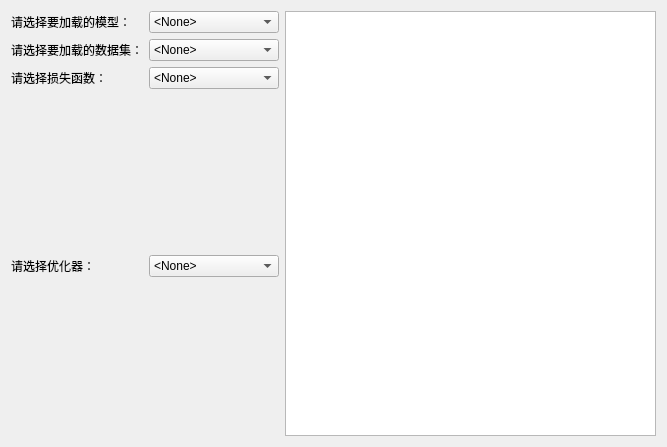
Above: UI_TrainWindow.ui from SoHardToMakeAName/LEGOTorch before the change. Below: the same form after it.
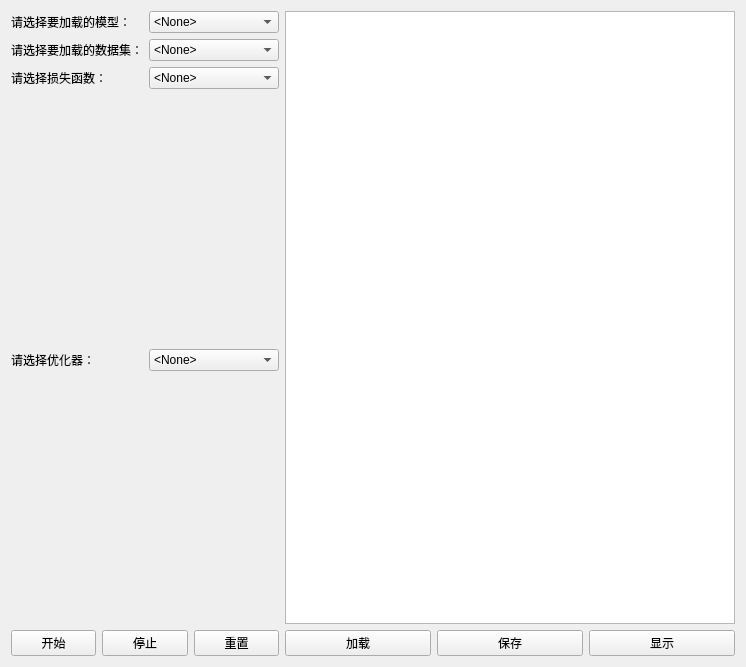
That is the form after the change.

Patch:
```diff
--- a/UI_TrainWindow.ui
+++ b/UI_TrainWindow.ui
@@ -6,8 +6,8 @@
    <rect>
     <x>0</x>
     <y>0</y>
-    <width>667</width>
-    <height>447</height>
+    <width>746</width>
+    <height>667</height>
    </rect>
   </property>
   <property name="windowTitle">
@@ -230,6 +230,59 @@
      </item>
     </layout>
    </item>
+   <item row="0" column="1">
+    <widget class="QTextBrowser" name="log"/>
+   </item>
+   <item row="1" column="0">
+    <layout class="QHBoxLayout" name="horizontalLayout_2">
+     <item>
+      <widget class="QPushButton" name="start_button">
+       <property name="text">
+        <string>开始</string>
+       </property>
+      </widget>
+     </item>
+     <item>
+      <widget class="QPushButton" name="halt_button">
+       <property name="text">
+        <string>停止</string>
+       </property>
+      </widget>
+     </item>
+     <item>
+      <widget class="QPushButton" name="reset_button">
+       <property name="text">
+        <string>重置</string>
+       </property>
+      </widget>
+     </item>
+    </layout>
+   </item>
+   <item row="1" column="1">
+    <layout class="QHBoxLayout" name="horizontalLayout_3">
+     <item>
+      <widget class="QPushButton" name="load_button">
+       <property name="text">
+        <string>加载</string>
+       </property>
+      </widget>
+     </item>
+     <item>
+      <widget class="QPushButton" name="save_button">
+       <property name="text">
+        <string>保存</string>
+       </property>
+      </widget>
+     </item>
+     <item>
+      <widget class="QPushButton" name="show_button">
+       <property name="text">
+        <string>显示</string>
+       </property>
+      </widget>
+     </item>
+    </layout>
+   </item>
   </layout>
  </widget>
  <resources/>
```
Left out of the diff: 30 changed lines with no effect on the pictures.
